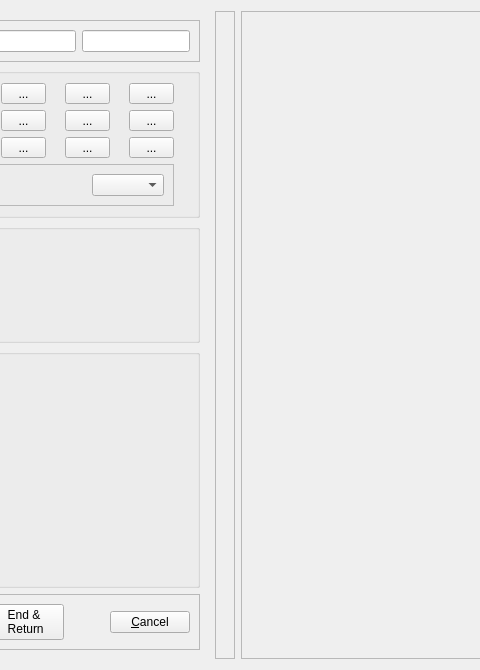
First picture: the form in qtCreatorFiles/ui_annotator_righthandmouse.ui, repository plomgrading/plom, before the edit; both pictures show x 172 to 652 and y 0 to 670 of the 862 by 670 pixel window.
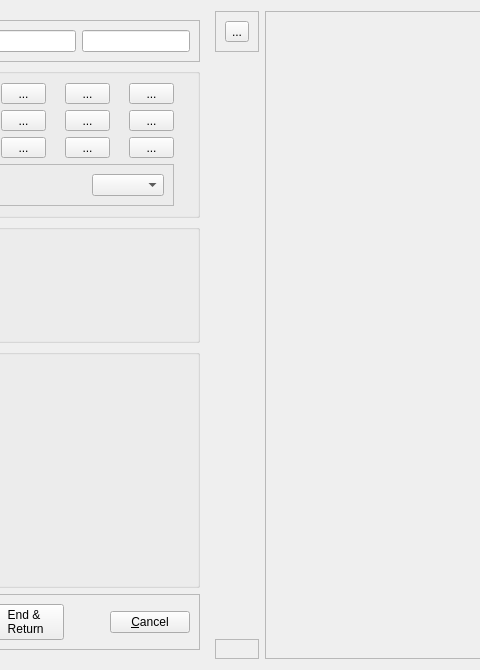
Second picture: the form after the edit.

Patch:
```diff
--- a/qtCreatorFiles/ui_annotator_righthandmouse.ui
+++ b/qtCreatorFiles/ui_annotator_righthandmouse.ui
@@ -465,7 +465,7 @@
         <property name="frameShadow">
          <enum>QFrame::Raised</enum>
         </property>
-        <layout class="QGridLayout" name="gridLayout_2">
+        <layout class="QGridLayout" name="ebLayout">
          <item row="0" column="2">
           <widget class="QPushButton" name="finishNoRelaunchButton">
            <property name="text">
@@ -521,7 +521,18 @@
      </layout>
     </widget>
    </item>
-   <item row="0" column="2" rowspan="5">
+   <item row="4" column="2">
+    <widget class="QFrame" name="revealBox2">
+     <property name="frameShape">
+      <enum>QFrame::StyledPanel</enum>
+     </property>
+     <property name="frameShadow">
+      <enum>QFrame::Raised</enum>
+     </property>
+     <layout class="QVBoxLayout" name="revealLayout2"/>
+    </widget>
+   </item>
+   <item row="0" column="2" rowspan="3">
     <widget class="QFrame" name="revealBox">
      <property name="frameShape">
       <enum>QFrame::StyledPanel</enum>
@@ -529,9 +540,30 @@
      <property name="frameShadow">
       <enum>QFrame::Raised</enum>
      </property>
-     <layout class="QVBoxLayout" name="revealLayout"/>
+     <layout class="QGridLayout" name="revealLayout">
+      <item row="1" column="0">
+       <widget class="QToolButton" name="deltaButton">
+        <property name="text">
+         <string>...</string>
+        </property>
+       </widget>
+      </item>
+     </layout>
     </widget>
    </item>
+   <item row="3" column="2">
+    <spacer name="verticalSpacer">
+     <property name="orientation">
+      <enum>Qt::Vertical</enum>
+     </property>
+     <property name="sizeHint" stdset="0">
+      <size>
+       <width>20</width>
+       <height>40</height>
+      </size>
+     </property>
+    </spacer>
+   </item>
   </layout>
  </widget>
  <tabstops>
```
